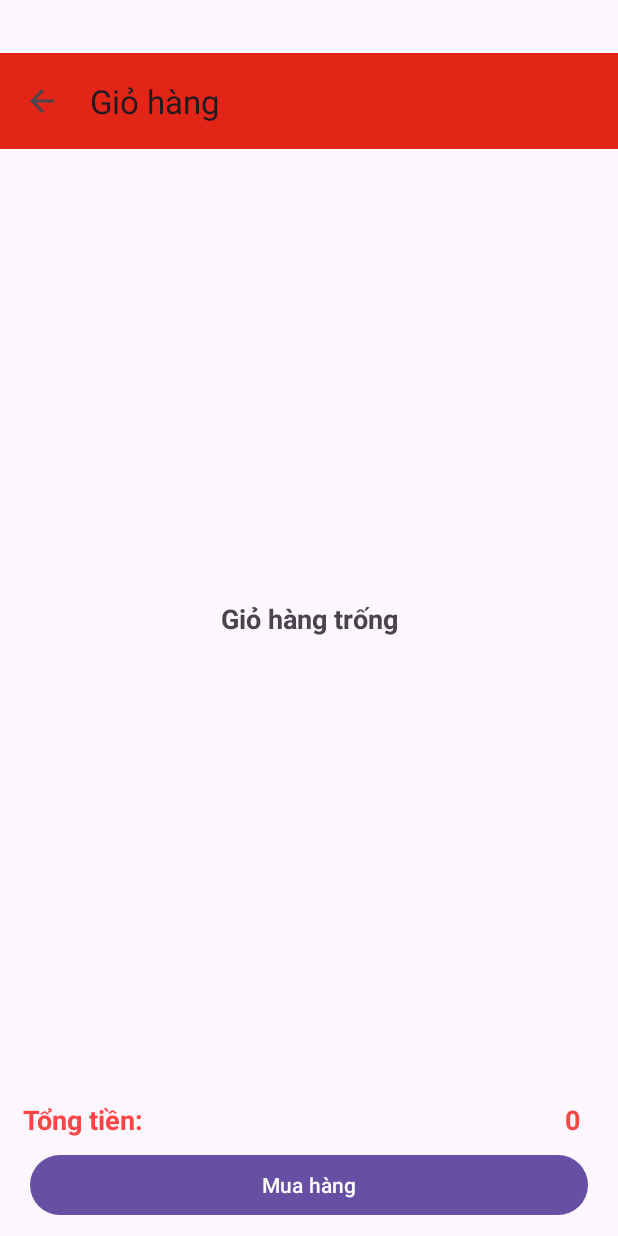
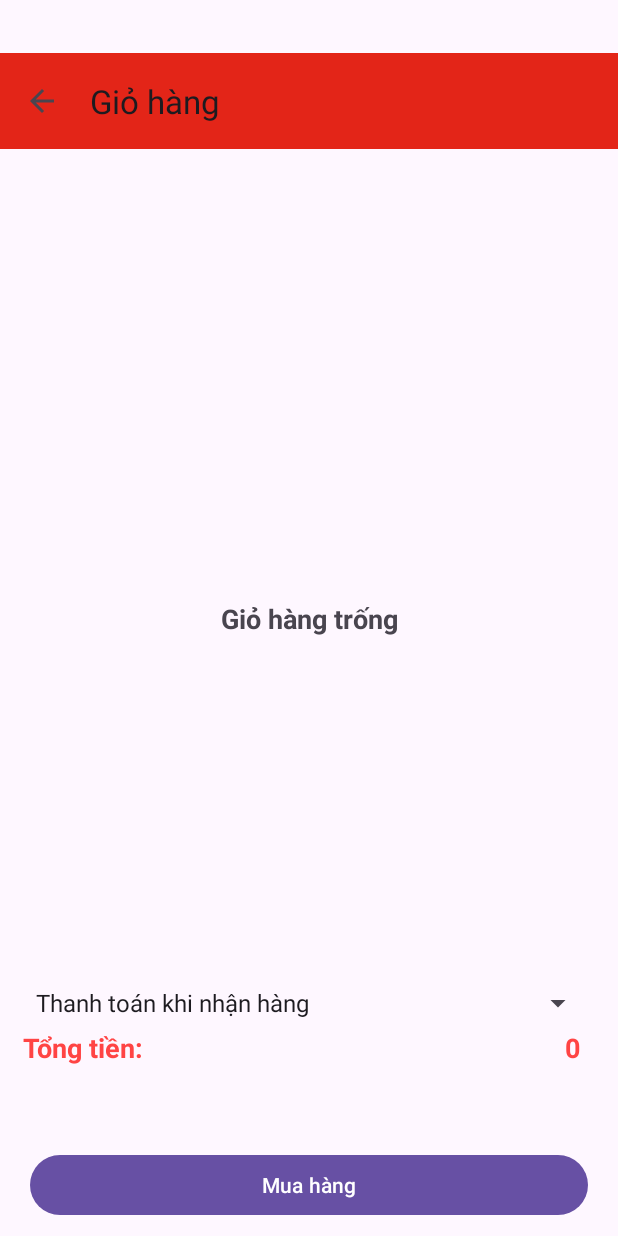
Before and after one commit to DuyVu550/PhoneSellApp, an Android app: the GioHangActivity screen opened directly, with no data from a screen before it, on a phone screen of 412 x 824 dp. Run offline under Robolectric (Android 15) with nearby library versions, the phone set to English and light mode, and no system bars; our stand-ins replace EventBus.

Commit message:
Initial commit

```diff
--- a/app/src/main/java/com/example/sellapp/Activity/GioHangActivity.java
+++ b/app/src/main/java/com/example/sellapp/Activity/GioHangActivity.java
@@ -3,26 +3,23 @@ package com.example.sellapp.Activity;
 import android.content.Intent;
 import android.os.Bundle;
 import android.view.View;
+import android.widget.AdapterView;
 import android.widget.Button;
+import android.widget.ImageView;
+import android.widget.Spinner;
 import android.widget.TextView;
 import androidx.activity.EdgeToEdge;
 import androidx.appcompat.app.AppCompatActivity;
 import androidx.appcompat.widget.Toolbar;
-import androidx.core.graphics.Insets;
-import androidx.core.view.ViewCompat;
-import androidx.core.view.WindowInsetsCompat;
 import androidx.recyclerview.widget.LinearLayoutManager;
 import androidx.recyclerview.widget.RecyclerView;
-
 import com.example.sellapp.Adapter.GioHangAdapter;
 import com.example.sellapp.EventBus.tinhTongEvent;
 import com.example.sellapp.R;
 import com.example.sellapp.utils.Utils;
-
 import org.greenrobot.eventbus.EventBus;
 import org.greenrobot.eventbus.Subscribe;
 import org.greenrobot.eventbus.ThreadMode;
-
 import java.text.DecimalFormat;
 
 public class GioHangActivity extends AppCompatActivity {
@@ -34,19 +31,45 @@ public class GioHangActivity extends AppCompatActivity {
     GioHangAdapter adapter;
     long tongTienSP = 0;
 
+    // Khai báo spinner và ImageView
+    Spinner spinnerPaymentMethod;
+    ImageView imgQR;
+
     @Override
     protected void onCreate(Bundle savedInstanceState) {
         super.onCreate(savedInstanceState);
         EdgeToEdge.enable(this);
         setContentView(R.layout.activity_gio_hang);
+
+        // Khởi tạo các view liên quan đến spinner và QR code
+        spinnerPaymentMethod = findViewById(R.id.spinnerPaymentMethod);
+        imgQR = findViewById(R.id.imgQR);
+
+        // Thiết lập listener cho spinner
+        spinnerPaymentMethod.setOnItemSelectedListener(new AdapterView.OnItemSelectedListener() {
+            @Override
+            public void onItemSelected(AdapterView<?> parent, View view, int position, long id) {
+                String method = parent.getItemAtPosition(position).toString();
+                if(method.equals("Thanh toán Momo")){
+                    imgQR.setVisibility(View.VISIBLE);
+                } else {
+                    imgQR.setVisibility(View.GONE);
+                }
+            }
+            @Override
+            public void onNothingSelected(AdapterView<?> parent) {
+                imgQR.setVisibility(View.GONE);
+            }
+        });
+
         Anhxa();
         InitControl();
         tinhTongTien();
+    }
 
-    }
     private void tinhTongTien(){
         tongTienSP = 0;
-        for(int i =0; i < Utils.mangiohang.size(); i++){
+        for(int i = 0; i < Utils.mangiohang.size(); i++){
             tongTienSP += Utils.mangiohang.get(i).getGiasp() * Utils.mangiohang.get(i).getSoluong();
         }
         DecimalFormat decimalFormat = new DecimalFormat("###,###,###");
@@ -59,8 +82,8 @@ public class GioHangActivity extends AppCompatActivity {
         recyclerView = findViewById(R.id.recycleviewgiohang);
         tongTien = findViewById(R.id.txttongtien);
         btnMuaHang = findViewById(R.id.btnmuahang);
+    }
 
-    }
     private void InitControl(){
         setSupportActionBar(toolbarGioHang);
         getSupportActionBar().setDisplayHomeAsUpEnabled(true);
@@ -85,7 +108,7 @@ public class GioHangActivity extends AppCompatActivity {
             public void onClick(View v) {
                 Intent intent = new Intent(getApplicationContext(), ThanhToanActivity.class);
                 intent.putExtra("tongTien", tongTienSP);
-//                Utils.mangiohang.clear();
+                // Không xóa giỏ hàng ở đây
                 startActivity(intent);
             }
         });
@@ -102,6 +125,7 @@ public class GioHangActivity extends AppCompatActivity {
         EventBus.getDefault().unregister(this);
         super.onStop();
     }
+
     @Subscribe(sticky = true, threadMode = ThreadMode.MAIN)
     public void eventTinhTien(tinhTongEvent event){
         if(event != null){
--- a/app/src/main/java/com/example/sellapp/utils/Utils.java
+++ b/app/src/main/java/com/example/sellapp/utils/Utils.java
@@ -10,6 +10,6 @@ public class Utils {
     public static List<GioHang> mangiohang = new ArrayList<>();
     public static List<GioHang> mangmuahang = new ArrayList<>();
 //    public static final String BASE_URL = "http://10.21.10.37/sellapp/";
-    public static final String BASE_URL = "http://192.168.101.146:8081/sellapp/";
+    public static final String BASE_URL = "http://192.168.1.117:8081/sellapp/";
     public static User user_current = new User();
 }
--- a/app/src/main/res/layout/activity_gio_hang.xml
+++ b/app/src/main/res/layout/activity_gio_hang.xml
@@ -7,74 +7,105 @@
     android:layout_width="match_parent"
     android:layout_height="match_parent"
     tools:context=".Activity.GioHangActivity">
+
+    <!-- Thông báo giỏ hàng trống -->
     <TextView
-        app:layout_constraintTop_toTopOf="parent"
-        app:layout_constraintBottom_toBottomOf="parent"
-        android:textStyle="bold"
-        android:visibility="gone"
         android:id="@+id/txtgiohangtrong"
+        android:layout_width="match_parent"
+        android:layout_height="wrap_content"
         android:text="Giỏ hàng trống"
         android:gravity="center"
         android:textSize="18sp"
-        android:layout_width="match_parent"
-        android:layout_height="wrap_content" />
+        android:textStyle="bold"
+        android:visibility="gone"
+        app:layout_constraintTop_toTopOf="parent"
+        app:layout_constraintBottom_toBottomOf="parent" />
 
+    <!-- Toolbar -->
     <androidx.appcompat.widget.Toolbar
         android:id="@+id/toolbarGioHang"
+        android:layout_width="match_parent"
+        android:layout_height="?attr/actionBarSize"
+        android:background="@color/red"
+        app:title="Giỏ hàng"
         app:layout_constraintTop_toTopOf="parent"
-        app:title="Giỏ hàng"
-        android:background="@color/red"
-        android:layout_marginTop="35dp"
-        android:layout_width="match_parent"
-        android:layout_height="?attr/actionBarSize" />
+        android:layout_marginTop="35dp" />
 
+    <!-- Danh sách sản phẩm (RecyclerView) -->
     <androidx.recyclerview.widget.RecyclerView
         android:id="@+id/recycleviewgiohang"
+        android:layout_width="match_parent"
+        android:layout_height="0dp"
+        app:layout_constraintTop_toBottomOf="@id/toolbarGioHang"
+        app:layout_constraintBottom_toTopOf="@id/spinnerPaymentMethod" />
 
-        app:layout_constraintTop_toBottomOf="@+id/toolbarGioHang"
-        app:layout_constraintBottom_toTopOf="@+id/layout1"
-        android:layout_width="match_parent"
-        android:layout_height="0dp"/>
+    <!-- Spinner chọn phương thức thanh toán -->
+    <Spinner
+        android:id="@+id/spinnerPaymentMethod"
+        android:layout_width="0dp"
+        android:layout_height="wrap_content"
+        android:entries="@array/payment_methods"
+        app:layout_constraintTop_toBottomOf="@id/recycleviewgiohang"
+        app:layout_constraintStart_toStartOf="parent"
+        app:layout_constraintEnd_toEndOf="parent"
+        android:layout_margin="16dp" />
 
+    <!-- ImageView hiển thị mã QR khi chọn "Thanh toán Momo" -->
+    <ImageView
+        android:id="@+id/imgQR"
+        android:layout_width="200dp"
+        android:layout_height="200dp"
+        android:src="@drawable/qr_momo"
+        android:visibility="gone"
+        app:layout_constraintTop_toBottomOf="@id/spinnerPaymentMethod"
+        app:layout_constraintStart_toStartOf="parent"
+        app:layout_constraintEnd_toEndOf="parent"
+        android:layout_marginTop="16dp" />
+
+    <!-- Layout hiển thị tổng tiền -->
     <LinearLayout
         android:id="@+id/layout1"
+        android:layout_width="match_parent"
+        android:layout_height="wrap_content"
+        android:orientation="horizontal"
         android:weightSum="2"
         android:layout_marginBottom="10dp"
-        android:orientation="horizontal"
-        app:layout_constraintBottom_toBottomOf="@+id/btnmuahang"
-        android:layout_width="match_parent"
-        android:layout_height="wrap_content">
+        app:layout_constraintTop_toBottomOf="@id/imgQR"
+        app:layout_constraintBottom_toTopOf="@id/btnmuahang">
         <TextView
+            android:layout_width="wrap_content"
+            android:layout_height="wrap_content"
+            android:layout_weight="1"
+            android:layout_marginLeft="10dp"
+            android:layout_marginBottom="40dp"
             android:padding="5dp"
-            android:layout_marginLeft="10dp"
-            android:layout_weight="1"
-            android:layout_marginBottom="40dp"
             android:text="Tổng tiền: "
             android:textSize="18sp"
             android:textColor="@android:color/holo_red_light"
-            android:textStyle="bold"
+            android:textStyle="bold" />
+        <TextView
+            android:id="@+id/txttongtien"
             android:layout_width="wrap_content"
-            android:layout_height="wrap_content" />
-        <TextView
+            android:layout_height="wrap_content"
+            android:layout_weight="1"
+            android:gravity="right"
+            android:layout_marginRight="20dp"
             android:padding="5dp"
-            android:layout_weight="1"
-            android:id="@+id/txttongtien"
-            android:text="50.000 đ"
-            android:layout_marginRight="20dp"
-            android:gravity="right"
+            android:text="0 đ"
             android:textSize="18sp"
             android:textColor="@android:color/holo_red_light"
-            android:textStyle="bold"
-            android:layout_width="wrap_content"
-            android:layout_height="wrap_content" />
+            android:textStyle="bold" />
     </LinearLayout>
+
+    <!-- Nút mua hàng -->
     <Button
-        android:layout_marginBottom="10dp"
+        android:id="@+id/btnmuahang"
+        android:layout_width="match_parent"
+        android:layout_height="wrap_content"
+        android:text="Mua hàng"
         android:layout_marginStart="20dp"
         android:layout_marginEnd="20dp"
-        android:id="@+id/btnmuahang"
-        android:text="Mua hàng"
-        app:layout_constraintBottom_toBottomOf="parent"
-        android:layout_width="match_parent"
-        android:layout_height="wrap_content"/>
+        android:layout_marginBottom="10dp"
+        app:layout_constraintBottom_toBottomOf="parent" />
+
 </androidx.constraintlayout.widget.ConstraintLayout>
--- a/app/src/main/res/values/strings.xml
+++ b/app/src/main/res/values/strings.xml
@@ -1,3 +1,8 @@
 <resources>
     <string name="app_name">SellApp</string>
+    <!-- Các string khác -->
+    <string-array name="payment_methods">
+        <item>Thanh toán khi nhận hàng</item>
+        <item>Thanh toán Momo</item>
+    </string-array>
 </resources>
```
Also changed, not shown: app/src/main/res/drawable/qr_momo.jpg (added).
